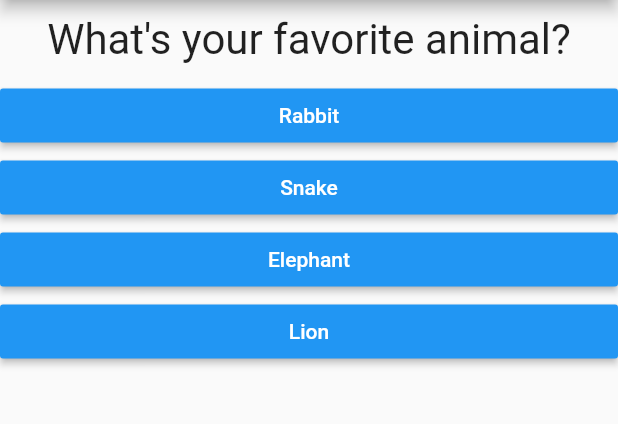
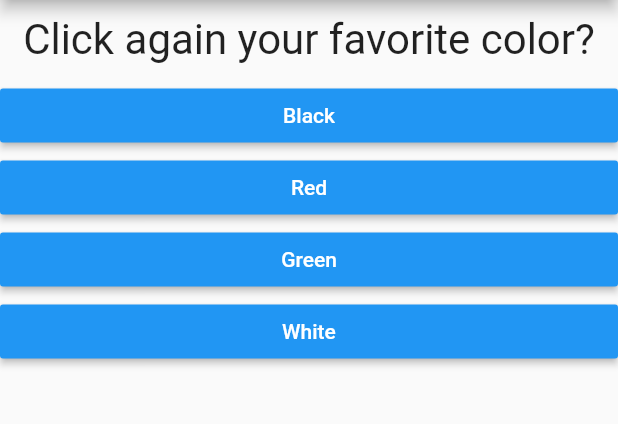
Before and after one commit to esztersajtos/Flutter-App, a Flutter app: the screen it shows after launch, after a tap on "Black", on a phone screen of 412 x 824 dp, the part 84-508 px from its top. Run offline on Flutter 3.47's test engine with Material 2 defaults, Android fonts, the phone set to English and light mode, and no system bars.

Commit message:
added more tests

```diff
--- a/first_app/lib/main.dart
+++ b/first_app/lib/main.dart
@@ -28,12 +28,12 @@ class _MyAppState extends State<MyApp> {
       ],
     },
     {
-      'questionText': 'What\'s your favorite animal?',
+      'questionText': 'Click again your favorite color?',
       'answers': [
-        {'text': 'Rabbit', 'score': 3},
-        {'text': 'Snake', 'score': 11},
-        {'text': 'Elephant', 'score': 5},
-        {'text': 'Lion', 'score': 9},
+        {'text': 'Black', 'score': 3},
+        {'text': 'Red', 'score': 11},
+        {'text': 'Green', 'score': 5},
+        {'text': 'White', 'score': 9},
       ],
     },
     {
@@ -65,12 +65,12 @@ class _MyAppState extends State<MyApp> {
     setState(() {
       _questionIndex = _questionIndex + 1;
     });
-    print(_questionIndex);
-    if (_questionIndex < _questions.length) {
-      print('We have more questions!');
-    } else {
-      print('No more questions!');
-    }
+    // print(_questionIndex);
+    // if (_questionIndex < _questions.length) {
+    //   print('We have more questions!');
+    // } else {
+    //   print('No more questions!');
+    // }
   }
 
   @override
--- a/first_app/test_driver/app_test.dart
+++ b/first_app/test_driver/app_test.dart
@@ -34,8 +34,10 @@ void main() {
 
       Future.delayed(Duration(seconds:30));
       CommonMethods(driver).verifyText("What's your favorite color?");
-      Future.delayed(Duration(seconds:30));
       CommonMethods(driver).tapFirstAnswer();
+      CommonMethods(driver).verifyText("Click again your favorite color?");
+      await driver.waitFor(find.text("Black"));
+      CommonMethods(driver).tapSecondAnswer();
       Future.delayed(Duration(seconds:30));
     });
 
--- a/first_app/test_driver/common_methods.dart
+++ b/first_app/test_driver/common_methods.dart
@@ -16,4 +16,9 @@ class CommonMethods {
   Future<void> tapFirstAnswer() async {
     return await driver.tap(firstAnswerButton);
   }
+
+    final secondAnswerButton = find.text("Max");
+  Future<void> tapSecondAnswer() async {
+    return await driver.tap(secondAnswerButton);
+  }
 }
```
